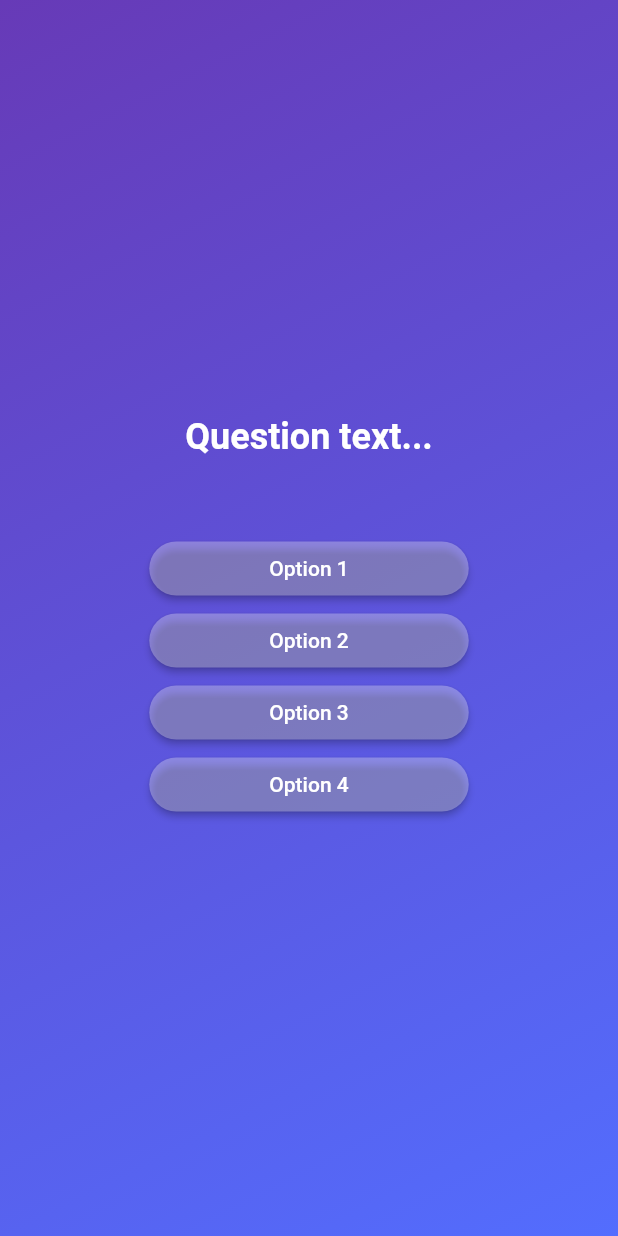
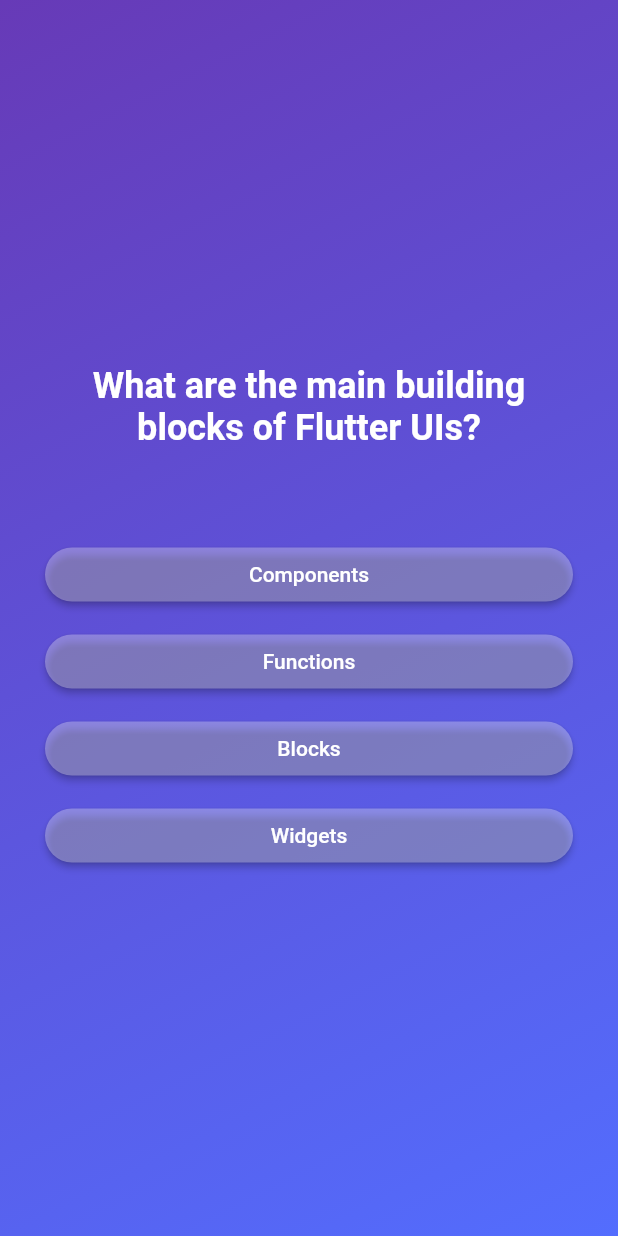
Before and after one commit to TheShivamPatel/quizizz, a Flutter app: the screen it shows after launch, after a tap on "Start Quiz", on a phone screen of 412 x 824 dp. Run offline on Flutter 3.47's test engine with Material 2 defaults, Android fonts, the phone set to English and light mode, and no system bars.

```diff
--- a/lib/answer_btn.dart
+++ b/lib/answer_btn.dart
@@ -8,16 +8,19 @@ class AnswerButton extends StatelessWidget {
 
   @override
   Widget build(context) {
-    return ElevatedButton(
-      onPressed: onTap,
-      style: ElevatedButton.styleFrom(
-        padding: const EdgeInsets.symmetric(vertical: 10, horizontal: 80),
-        backgroundColor: Colors.white30,
-        shape: RoundedRectangleBorder(
-          borderRadius: BorderRadius.circular(40),
+    return Padding(
+      padding: const EdgeInsets.only(top: 10),
+      child: ElevatedButton(
+        onPressed: onTap,
+        style: ElevatedButton.styleFrom(
+          padding: const EdgeInsets.symmetric(vertical: 10, horizontal: 20),
+          backgroundColor: Colors.white30,
+          shape: RoundedRectangleBorder(
+            borderRadius: BorderRadius.circular(40),
+          ),
         ),
+        child: Text(options, textAlign: TextAlign.center,),
       ),
-      child: Text(options),
     );
   }
 }
--- a/lib/models/quiz_questions.dart
+++ b/lib/models/quiz_questions.dart
@@ -3,4 +3,11 @@ class QuizQuestion{
 
   final String text;
   final List<String> answers;
+
+  List<String> getShuffledAnswer(){
+    final shuffledList = List.of(answers);
+    shuffledList.shuffle();
+    return shuffledList;
+  }
+
 }
--- a/lib/question_screen.dart
+++ b/lib/question_screen.dart
@@ -1,47 +1,63 @@
-import 'package:flutter/cupertino.dart';
 import 'package:flutter/material.dart';
+import 'package:quizizz/data/questions.dart';
 
 import 'answer_btn.dart';
 
 class QuestionScreen extends StatefulWidget {
-  const QuestionScreen({super.key});
+  const QuestionScreen({super.key, required this.onSelectAnswer});
+
+  final void Function(String ans) onSelectAnswer;
 
   @override
   State<QuestionScreen> createState() => _QuestionScreenState();
 }
 
 class _QuestionScreenState extends State<QuestionScreen> {
+  var currentQuestionIndex = 0;
+
+  void onSelectOption(String ans) {
+    widget.onSelectAnswer(ans);
+    setState(() {
+      currentQuestionIndex++;
+    });
+  }
+
   @override
   Widget build(BuildContext context) {
+    var currentQuestion = questions[currentQuestionIndex];
+
     return Center(
+      child: Container(
+        margin: const EdgeInsets.all(30),
         child: Column(
           mainAxisSize: MainAxisSize.min,
+          crossAxisAlignment: CrossAxisAlignment.stretch,
           children: [
-          const Text(
-            'Question text...',
-            style: TextStyle(
-                fontWeight: FontWeight.bold, fontSize: 24, color: Colors.white),
+            Text(
+              currentQuestion.text,
+              style: const TextStyle(
+                  fontWeight: FontWeight.bold,
+                  fontSize: 24,
+                  color: Colors.white),
+              textAlign: TextAlign.center,
             ),
             const SizedBox(
               height: 50,
             ),
-          AnswerButton(
-            options: 'Option 1',
-            onTap: () {},
-          ),
-          AnswerButton(
-            options: 'Option 2',
-            onTap: () {},
-          ),
-          AnswerButton(
-            options: 'Option 3',
-            onTap: () {},
-          ),
-          AnswerButton(
-            options: 'Option 4',
-            onTap: () {},
+
+            // dynamically generated
+            ...currentQuestion.getShuffledAnswer().map(
+              (answer) {
+                return AnswerButton(
+                  options: answer,
+                  onTap: () {
+                    onSelectOption(answer);
+                  },
+                );
+              },
             ),
           ],
+        ),
       ),
     );
   }
--- a/lib/quiz.dart
+++ b/lib/quiz.dart
@@ -1,5 +1,7 @@
 import 'package:flutter/material.dart';
+import 'package:quizizz/data/questions.dart';
 import 'package:quizizz/question_screen.dart';
+import 'package:quizizz/result_screen.dart';
 import 'package:quizizz/start_screen.dart';
 
 class Quiz extends StatefulWidget {
@@ -12,8 +14,18 @@ class Quiz extends StatefulWidget {
 }
 
 class _QuizState extends State<Quiz> {
+
+  final List<String> selectedAnswer = [];
+  void chooseAnswer(String ans){
+    selectedAnswer.add(ans);
+    if(selectedAnswer.length == questions.length){
+      setState(() {
+        activeScreen = 'result-screen';
+      });
+    }
+  }
+
   var activeScreen = 'start-screen';
-
   void switchScreen() {
     setState(() {
       activeScreen = 'question-screen';
@@ -22,9 +34,15 @@ class _QuizState extends State<Quiz> {
 
   @override
   Widget build(context) {
-    final screenWidget = activeScreen == 'start-screen'
-        ? StartScreen(switchScreen)
-        : const QuestionScreen();
+
+    Widget screenWidget = StartScreen(switchScreen);
+
+    if(activeScreen == 'question-screen'){
+      screenWidget = QuestionScreen(onSelectAnswer: chooseAnswer,);
+    }
+    if(activeScreen == 'result-screen'){
+      screenWidget = ResultsScreen(activeScreen , chosenAnswers: selectedAnswer);
+    }
 
     return MaterialApp(
       debugShowCheckedModeBanner: false,
```
Lines whose indentation alone changed are shown as unchanged.
